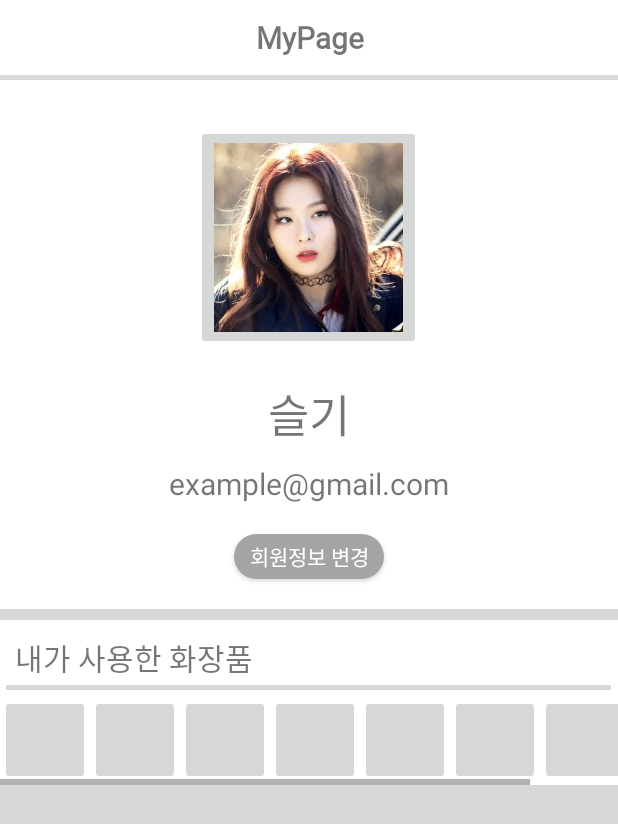
After one commit to dokdokorea/CoAlert_Front, an Android app: the layout activity_mypage.xml on its own in the app's theme, with its tools: preview values and no code run, on a phone screen of 412 x 824 dp. The commit adds this screen. Shown: the top 824 px of the screen. Run offline under Robolectric (Android 15) with nearby library versions, the phone set to English and light mode, and no system bars.

Commit message:
add mypage

```diff
--- a/app/src/main/java/com/example/user/coalert/LoginActivity.java
+++ b/app/src/main/java/com/example/user/coalert/LoginActivity.java
@@ -2,12 +2,14 @@ package com.example.user.coalert;
 
 import android.app.Activity;
 import android.content.Intent;
+import android.graphics.Paint;
 import android.os.Handler;
 import android.os.Message;
 import android.support.v7.app.AppCompatActivity;
 import android.os.Bundle;
 import android.view.View;
 import android.widget.ImageButton;
+import android.widget.TextView;
 
 import com.facebook.login.Login;
 
@@ -15,12 +17,15 @@ import com.facebook.login.Login;
 public class LoginActivity extends AppCompatActivity {
 
     ImageButton kakao;
+    TextView signup;
     @Override
     protected void onCreate(Bundle savedInstanceState) {
         super.onCreate(savedInstanceState);
         setContentView(R.layout.activity_login);
 
         kakao=findViewById(R.id.loginbtn);
+        signup=findViewById(R.id.signup);
+        signup.setPaintFlags(Paint.UNDERLINE_TEXT_FLAG);
 
         kakao.setOnClickListener(new View.OnClickListener() {
             @Override
@@ -31,7 +36,6 @@ public class LoginActivity extends AppCompatActivity {
             }
         });
 
-
     }
 
 }
--- /dev/null
+++ b/app/src/main/res/drawable/btnstyle1.xml
@@ -0,0 +1,20 @@
+<?xml version="1.0" encoding="utf-8"?>
+<shape xmlns:android="http://schemas.android.com/apk/res/android" android:shape="rectangle" >
+    <corners
+        android:radius="16dp"
+        />
+    <solid
+        android:color="#A4A4A4"
+        />
+    <padding
+        android:left="0dp"
+        android:top="0dp"
+        android:right="0dp"
+        android:bottom="0dp"
+        />
+
+    <stroke
+        android:width="0dp"
+        android:color="#fff"
+        />
+</shape>
--- a/app/src/main/res/layout/activity_login.xml
+++ b/app/src/main/res/layout/activity_login.xml
@@ -7,7 +7,6 @@
     android:orientation="vertical"
     android:weightSum="1"
     tools:context=".LoginActivity">
-
 
     <Space
         android:layout_width="match_parent"
@@ -75,6 +74,15 @@
         android:layout_width="wrap_content"
         android:layout_height="wrap_content"
         android:layout_gravity="center"
+        android:id="@+id/signup"
+        android:layout_marginTop="10dp"
+        android:text="회원가입"
+        android:textColor="@color/first"/>
+
+    <TextView
+        android:layout_width="wrap_content"
+        android:layout_height="wrap_content"
+        android:layout_gravity="center"
         android:layout_marginBottom="3dp"
         android:text="------------------------------------------------------"
         android:textSize="20sp"
--- /dev/null
+++ b/app/src/main/res/layout/activity_mypage.xml
@@ -0,0 +1,173 @@
+<?xml version="1.0" encoding="utf-8"?>
+<LinearLayout xmlns:android="http://schemas.android.com/apk/res/android"
+    android:layout_width="match_parent"
+    android:layout_height="match_parent"
+    android:background="#D8D8D8"
+    android:gravity="center_horizontal"
+    android:orientation="vertical">
+
+
+    <TextView
+        android:layout_width="match_parent"
+        android:layout_height="50dp"
+        android:background="#ffffff"
+        android:fontFamily="@font/dajeong"
+        android:gravity="center"
+        android:text="MyPage"
+        android:textSize="20dp"
+        android:textStyle="bold" />
+
+    <android.support.v4.widget.Space
+        android:layout_width="match_parent"
+        android:layout_height="3dp" />
+
+
+    <ScrollView
+        android:layout_width="match_parent"
+        android:layout_height="match_parent">
+
+        <LinearLayout
+            android:layout_width="match_parent"
+            android:layout_height="match_parent"
+            android:orientation="vertical">
+
+
+            <LinearLayout
+                android:layout_width="match_parent"
+                android:layout_height="wrap_content"
+                android:background="#fff"
+                android:gravity="center"
+                android:orientation="vertical">
+
+                <ImageButton
+                    android:id="@+id/profile"
+                    android:layout_width="150dp"
+                    android:layout_height="150dp"
+                    android:layout_marginTop="30dp"
+                    android:scaleType="centerInside"
+
+                    android:src="@drawable/seul" />
+
+                <TextView
+                    android:id="@+id/Name"
+                    android:layout_width="wrap_content"
+                    android:layout_height="wrap_content"
+                    android:layout_marginTop="20dp"
+                    android:text="슬기"
+                    android:textSize="30dp" />
+
+                <TextView
+                    android:id="@+id/email"
+                    android:layout_width="wrap_content"
+                    android:layout_height="wrap_content"
+                    android:layout_marginTop="10dp"
+                    android:text="example@gmail.com"
+                    android:textSize="20dp" />
+
+                <Button
+                    android:layout_width="100dp"
+                    android:layout_height="30dp"
+                    android:layout_marginTop="20dp"
+                    android:background="@drawable/btnstyle1"
+                    android:text="회원정보 변경"
+                    android:textColor="#fff" />
+
+                <android.support.v4.widget.Space
+                    android:layout_width="match_parent"
+                    android:layout_height="20dp" />
+
+            </LinearLayout>
+
+            <android.support.v4.widget.Space
+                android:layout_width="match_parent"
+                android:layout_height="7dp" />
+
+            <LinearLayout
+                android:layout_width="match_parent"
+                android:layout_height="wrap_content"
+                android:background="#fff"
+                android:orientation="vertical">
+
+                <TextView
+                    android:layout_width="match_parent"
+                    android:layout_height="wrap_content"
+                    android:layout_marginLeft="10dp"
+                    android:layout_marginTop="10dp"
+                    android:text="내가 사용한 화장품"
+                    android:textSize="20dp" />
+
+                <LinearLayout
+                    android:layout_width="match_parent"
+                    android:layout_height="wrap_content"
+                    android:layout_marginTop="3dp"
+                    android:gravity="center"
+                    android:orientation="horizontal"
+                    android:weightSum="1">
+
+                    <TextView
+                        android:layout_width="wrap_content"
+                        android:layout_height="3dp"
+                        android:layout_weight="0.98"
+                        android:background="#D8D8D8" />
+
+
+                </LinearLayout>
+
+                <HorizontalScrollView
+                    android:layout_width="match_parent"
+                    android:layout_height="wrap_content">
+
+                    <LinearLayout
+                        android:layout_width="match_parent"
+                        android:layout_height="wrap_content"
+                        android:layout_marginTop="3dp"
+                        android:orientation="horizontal">
+
+                        <ImageButton
+                            android:layout_width="60dp"
+                            android:layout_height="60dp" />
+
+                        <ImageButton
+                            android:layout_width="60dp"
+                            android:layout_height="60dp" />
+
+                        <ImageButton
+                            android:layout_width="60dp"
+                            android:layout_height="60dp" />
+
+                        <ImageButton
+                            android:layout_width="60dp"
+                            android:layout_height="60dp" />
+
+                        <ImageButton
+                            android:layout_width="60dp"
+                            android:layout_height="60dp" />
+
+                        <ImageButton
+                            android:layout_width="60dp"
+                            android:layout_height="60dp" />
+
+                        <ImageButton
+                            android:layout_width="60dp"
+                            android:layout_height="60dp" />
+
+                        <ImageButton
+                            android:layout_width="60dp"
+                            android:layout_height="60dp" />
+
+
+                    </LinearLayout>
+
+                </HorizontalScrollView>
+
+
+            </LinearLayout>
+
+
+        </LinearLayout>
+
+
+    </ScrollView>
+
+
+</LinearLayout>
```
Also changed, not shown: app/src/main/res/drawable/seul.jpg (added).
